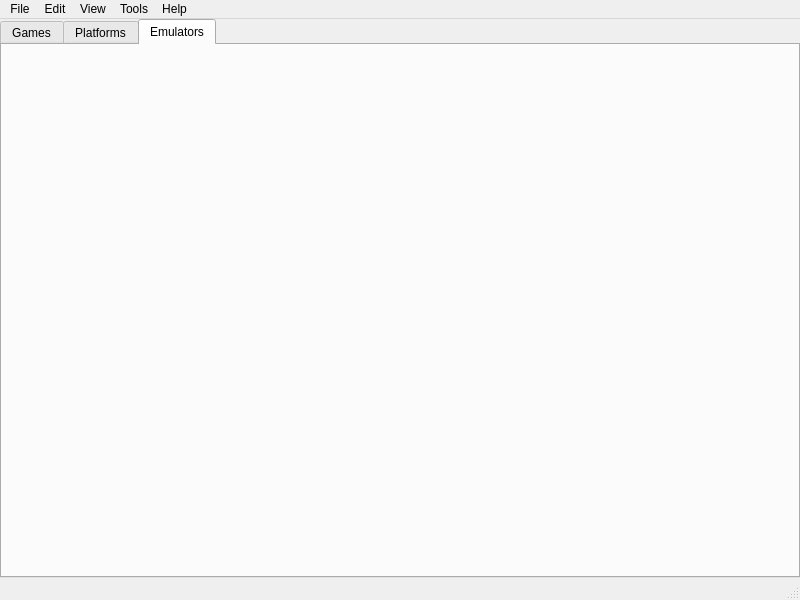
Before: the Qt Designer form manager/ui/mainwindow.ui in lazyfox-studio/retrofox, drawn with Qt 5.
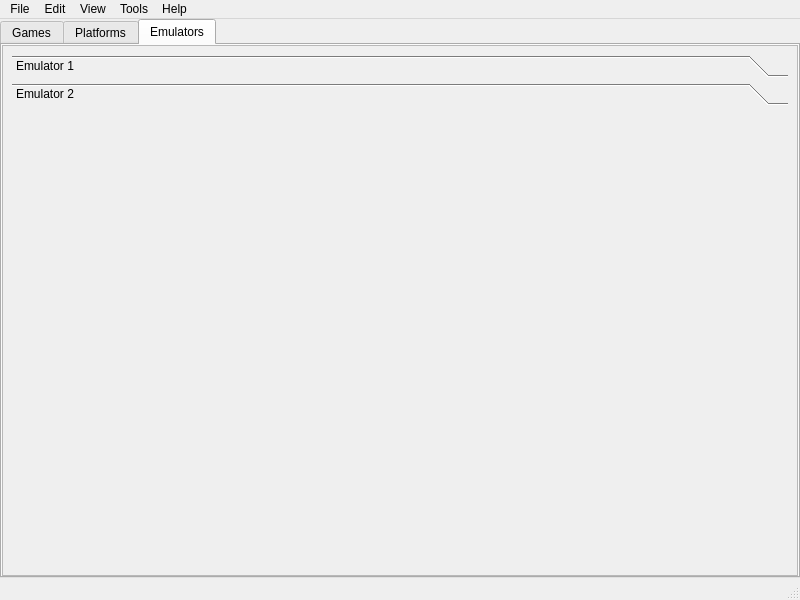
After: the same form once the commit is applied. The open tabs and pages were chosen to show the change.

Diff of the .ui file:
```diff
--- a/manager/ui/mainwindow.ui
+++ b/manager/ui/mainwindow.ui
@@ -103,6 +103,75 @@
        <attribute name="title">
         <string>Emulators</string>
        </attribute>
+       <layout class="QHBoxLayout" name="horizontalLayout">
+        <property name="spacing">
+         <number>0</number>
+        </property>
+        <property name="leftMargin">
+         <number>0</number>
+        </property>
+        <property name="topMargin">
+         <number>0</number>
+        </property>
+        <property name="rightMargin">
+         <number>0</number>
+        </property>
+        <property name="bottomMargin">
+         <number>0</number>
+        </property>
+        <item>
+         <widget class="QScrollArea" name="scrollArea_3">
+          <property name="widgetResizable">
+           <bool>true</bool>
+          </property>
+          <widget class="QWidget" name="scrollAreaWidgetContents_4">
+           <property name="geometry">
+            <rect>
+             <x>0</x>
+             <y>0</y>
+             <width>792</width>
+             <height>531</height>
+            </rect>
+           </property>
+           <layout class="QVBoxLayout" name="verticalLayout_3">
+            <item>
+             <widget class="QToolBox" name="toolBox_3">
+              <property name="currentIndex">
+               <number>1</number>
+              </property>
+              <widget class="QWidget" name="page_9">
+               <property name="geometry">
+                <rect>
+                 <x>0</x>
+                 <y>0</y>
+                 <width>98</width>
+                 <height>28</height>
+                </rect>
+               </property>
+               <attribute name="label">
+                <string>Emulator 1</string>
+               </attribute>
+              </widget>
+              <widget class="QWidget" name="page_10">
+               <property name="geometry">
+                <rect>
+                 <x>0</x>
+                 <y>0</y>
+                 <width>774</width>
+                 <height>459</height>
+                </rect>
+               </property>
+               <attribute name="label">
+                <string>Emulator 2</string>
+               </attribute>
+              </widget>
+             </widget>
+            </item>
+           </layout>
+          </widget>
+         </widget>
+        </item>
+       </layout>
       </widget>
      </widget>
     </item>
```
Left out of the diff: 132 changed lines with no effect on the pictures.
